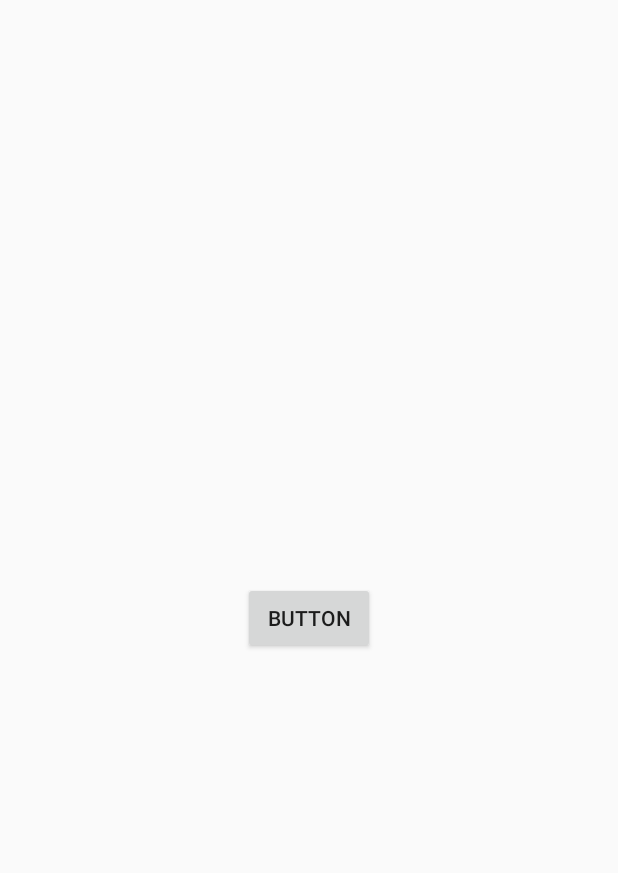
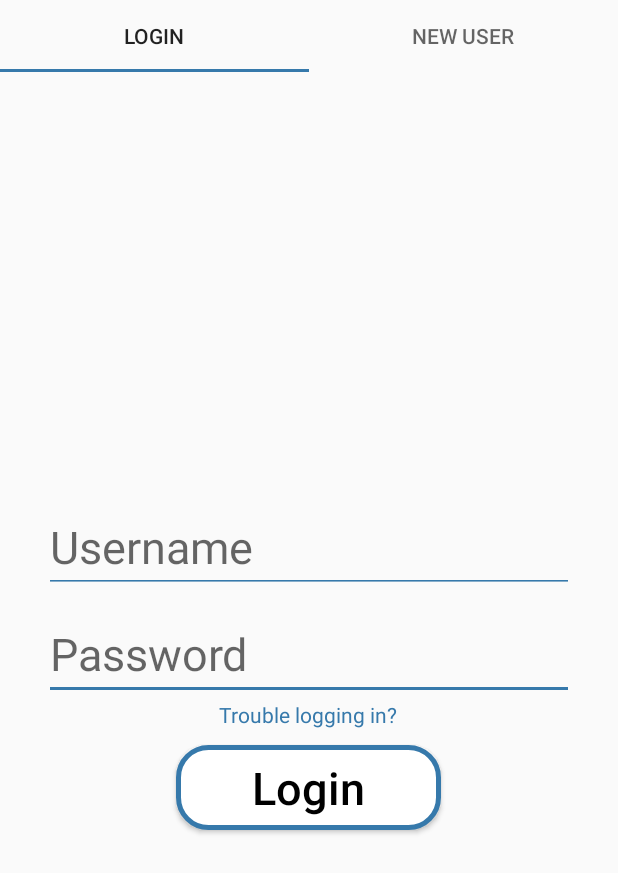
Before and after one commit to youngethan4/All-In-One, an Android app: the screen it shows after launch (AppActivity before the commit, LoginActivity after it), on a phone screen of 412 x 824 dp. Shown: the top 873 px of the screen. Run offline under Robolectric (Android 15) with nearby library versions, the phone set to English and light mode, and no system bars; our stand-ins replace Volley.

Commit message:
Sprint 6: Added UI for login and create account.

```diff
--- a/Frontend/app/build.gradle
+++ b/Frontend/app/build.gradle
@@ -27,4 +27,5 @@ dependencies {
     androidTestImplementation 'com.android.support.test:runner:1.0.2'
     androidTestImplementation 'com.android.support.test.espresso:espresso-core:3.0.2'
     implementation 'com.android.support:design:28.0.0'
+    implementation 'com.android.support:support-v4:28.0.0'
 }
--- a/Frontend/app/src/main/AndroidManifest.xml
+++ b/Frontend/app/src/main/AndroidManifest.xml
@@ -11,8 +11,7 @@
         android:roundIcon="@mipmap/ic_launcher_round"
         android:supportsRtl="true"
         android:theme="@style/AppTheme">
-        <activity android:name=".CreateAccountActivity"></activity>
-        <activity android:name=".LoginActivity" />
+        <activity android:name="com.example.ethanman04.Login.LoginActivity" />
         <activity android:name="com.example.ethanman04.memory.MemoryThemeActivity" />
         <activity
             android:name="com.example.ethanman04.memory.MemoryGridActivity"
--- /dev/null
+++ b/Frontend/app/src/main/java/com/example/ethanman04/Login/LoginActivity.java
@@ -0,0 +1,71 @@
+package com.example.ethanman04.Login;
+
+import android.content.Intent;
+import android.net.Uri;
+import android.support.design.widget.TabLayout;
+import android.support.v4.view.ViewPager;
+import android.support.v7.app.AppCompatActivity;
+import android.os.Bundle;
+import android.view.View;
+import android.widget.Button;
+import com.android.volley.Request;
+import com.android.volley.Response;
+import com.android.volley.VolleyError;
+import com.android.volley.toolbox.JsonObjectRequest;
+import com.example.ethanman04.allone.Endpoints;
+import com.example.ethanman04.allone.R;
+import com.example.ethanman04.allone.VolleyRequests;
+import com.example.ethanman04.memory.MemoryActivity;
+
+import org.json.JSONObject;
+
+public class LoginActivity extends AppCompatActivity implements LoginTabFragment.OnFragmentInteractionListener, NewUserFragment.OnFragmentInteractionListener {
+
+    @Override
+    protected void onCreate(Bundle savedInstanceState) {
+        super.onCreate(savedInstanceState);
+        setContentView(R.layout.activity_login);
+
+        setupTabs();
+
+    }
+
+    private void setupTabs() {
+        ViewPager viewPager = (ViewPager) findViewById(R.id.login_view_pager);
+        MyPagerAdapter myPagerAdapter = new MyPagerAdapter(getSupportFragmentManager());
+        viewPager.setAdapter(myPagerAdapter);
+        TabLayout tabLayout = (TabLayout) findViewById(R.id.login_tab_layout);
+        tabLayout.setupWithViewPager(viewPager);
+
+//        Button loginButton = findViewById(R.id.login_button);
+//        loginButton.setOnClickListener(new View.OnClickListener() {
+//            @Override
+//            public void onClick(View v) {
+//                Intent intent = new Intent(LoginActivity.this, MemoryActivity.class);
+//                startActivity(intent);
+//            }
+//        });
+    }
+
+    private void sendCreateAccountRequest(){
+        JSONObject jsonObject = new JSONObject();
+
+        JsonObjectRequest jsonObjectRequest = new JsonObjectRequest(Request.Method.POST, Endpoints.getInstance().getCreateUserEndpoint(), jsonObject, new Response.Listener<JSONObject>() {
+            @Override
+            public void onResponse(JSONObject response) {
+                //TODO: Create user response.
+            }
+        }, new Response.ErrorListener() {
+            @Override
+            public void onErrorResponse(VolleyError error) {
+
+            }
+        });
+
+        VolleyRequests.getInstance(this).addToRequestQueue(jsonObjectRequest);
+    }
+
+    @Override
+    public void onFragmentInteraction(Uri uri) {
+    }
+}
--- /dev/null
+++ b/Frontend/app/src/main/java/com/example/ethanman04/Login/LoginTabFragment.java
@@ -0,0 +1,110 @@
+package com.example.ethanman04.Login;
+
+import android.content.Context;
+import android.net.Uri;
+import android.os.Bundle;
+import android.support.v4.app.Fragment;
+import android.view.LayoutInflater;
+import android.view.View;
+import android.view.ViewGroup;
+
+import com.example.ethanman04.allone.R;
+
+
+/**
+ * A simple {@link Fragment} subclass.
+ * Activities that contain this fragment must implement the
+ * {@link LoginTabFragment.OnFragmentInteractionListener} interface
+ * to handle interaction events.
+ * Use the {@link LoginTabFragment#newInstance} factory method to
+ * create an instance of this fragment.
+ */
+public class LoginTabFragment extends Fragment {
+    // TODO: Rename parameter arguments, choose names that match
+    // the fragment initialization parameters, e.g. ARG_ITEM_NUMBER
+    private static final String ARG_PARAM1 = "param1";
+    private static final String ARG_PARAM2 = "param2";
+
+    // TODO: Rename and change types of parameters
+    private String mParam1;
+    private String mParam2;
+
+    private OnFragmentInteractionListener mListener;
+
+    public LoginTabFragment() {
+        // Required empty public constructor
+    }
+
+    /**
+     * Use this factory method to create a new instance of
+     * this fragment using the provided parameters.
+     *
+     * @param param1 Parameter 1.
+     * @param param2 Parameter 2.
+     * @return A new instance of fragment LoginTabFragment.
+     */
+    // TODO: Rename and change types and number of parameters
+    public static LoginTabFragment newInstance(String param1, String param2) {
+        LoginTabFragment fragment = new LoginTabFragment();
+        Bundle args = new Bundle();
+        args.putString(ARG_PARAM1, param1);
+        args.putString(ARG_PARAM2, param2);
+        fragment.setArguments(args);
+        return fragment;
+    }
+
+    @Override
+    public void onCreate(Bundle savedInstanceState) {
+        super.onCreate(savedInstanceState);
+        if (getArguments() != null) {
+            mParam1 = getArguments().getString(ARG_PARAM1);
+            mParam2 = getArguments().getString(ARG_PARAM2);
+        }
+    }
+
+    @Override
+    public View onCreateView(LayoutInflater inflater, ViewGroup container,
+                             Bundle savedInstanceState) {
+        // Inflate the layout for this fragment
+        return inflater.inflate(R.layout.fragment_login_tab, container, false);
+    }
+
+    // TODO: Rename method, update argument and hook method into UI event
+    public void onButtonPressed(Uri uri) {
+        if (mListener != null) {
+            mListener.onFragmentInteraction(uri);
+        }
+    }
+
+    @Override
+    public void onAttach(Context context) {
+        super.onAttach(context);
+        if (context instanceof OnFragmentInteractionListener) {
+            mListener = (OnFragmentInteractionListener) context;
+        } else {
+            throw new RuntimeException(context.toString()
+                    + " must implement OnFragmentInteractionListener");
+        }
+    }
+
+    @Override
+    public void onDetach() {
+        super.onDetach();
+        mListener = null;
+    }
+
+    /**
+     * This interface must be implemented by activities that contain this
+     * fragment to allow an interaction in this fragment to be communicated
+     * to the activity and potentially other fragments contained in that
+     * activity.
+     * <p>
+     * See the Android Training lesson <a href=
+     * "http://developer.android.com/training/basics/fragments/communicating.html"
+     * >Communicating with Other Fragments</a> for more information.
+     */
+    public interface OnFragmentInteractionListener {
+        // TODO: Update argument type and name
+        void onFragmentInteraction(Uri uri);
+    }
+}
--- /dev/null
+++ b/Frontend/app/src/main/java/com/example/ethanman04/Login/MyPagerAdapter.java
@@ -0,0 +1,29 @@
+package com.example.ethanman04.Login;
+
+import android.support.v4.app.Fragment;
+import android.support.v4.app.FragmentManager;
+import android.support.v4.app.FragmentStatePagerAdapter;
+
+public class MyPagerAdapter extends FragmentStatePagerAdapter {
+    public MyPagerAdapter(FragmentManager fm){
+        super(fm);
+    }
+    @Override    public Fragment getItem(int position) {
+        switch (position){
+            case 0: return new LoginTabFragment();
+            case 1: return new NewUserFragment();
+        }
+        return null;
+    }
+    @Override
+    public int getCount() {
+        return 2;
+    }
+    @Override    public CharSequence getPageTitle(int position) {
+        switch (position){
+            case 0: return "Login";
+            case 1: return "New User";
+            default: return null;
+        }
+    }
+}
--- /dev/null
+++ b/Frontend/app/src/main/java/com/example/ethanman04/Login/NewUserFragment.java
@@ -0,0 +1,110 @@
+package com.example.ethanman04.Login;
+
+import android.content.Context;
+import android.net.Uri;
+import android.os.Bundle;
+import android.support.v4.app.Fragment;
+import android.view.LayoutInflater;
+import android.view.View;
+import android.view.ViewGroup;
+
+import com.example.ethanman04.allone.R;
+
+
+/**
+ * A simple {@link Fragment} subclass.
+ * Activities that contain this fragment must implement the
+ * {@link NewUserFragment.OnFragmentInteractionListener} interface
+ * to handle interaction events.
+ * Use the {@link NewUserFragment#newInstance} factory method to
+ * create an instance of this fragment.
+ */
+public class NewUserFragment extends Fragment {
+    // TODO: Rename parameter arguments, choose names that match
+    // the fragment initialization parameters, e.g. ARG_ITEM_NUMBER
+    private static final String ARG_PARAM1 = "param1";
+    private static final String ARG_PARAM2 = "param2";
+
+    // TODO: Rename and change types of parameters
+    private String mParam1;
+    private String mParam2;
+
+    private OnFragmentInteractionListener mListener;
+
+    public NewUserFragment() {
+        // Required empty public constructor
+    }
+
+    /**
+     * Use this factory method to create a new instance of
+     * this fragment using the provided parameters.
+     *
+     * @param param1 Parameter 1.
+     * @param param2 Parameter 2.
+     * @return A new instance of fragment NewUserFragment.
+     */
+    // TODO: Rename and change types and number of parameters
+    public static NewUserFragment newInstance(String param1, String param2) {
+        NewUserFragment fragment = new NewUserFragment();
+        Bundle args = new Bundle();
+        args.putString(ARG_PARAM1, param1);
+        args.putString(ARG_PARAM2, param2);
+        fragment.setArguments(args);
+        return fragment;
+    }
+
+    @Override
+    public void onCreate(Bundle savedInstanceState) {
+        super.onCreate(savedInstanceState);
+        if (getArguments() != null) {
+            mParam1 = getArguments().getString(ARG_PARAM1);
+            mParam2 = getArguments().getString(ARG_PARAM2);
+        }
+    }
+
+    @Override
+    public View onCreateView(LayoutInflater inflater, ViewGroup container,
+                             Bundle savedInstanceState) {
+        // Inflate the layout for this fragment
+        return inflater.inflate(R.layout.fragment_new_user, container, false);
+    }
+
+    // TODO: Rename method, update argument and hook method into UI event
+    public void onButtonPressed(Uri uri) {
+        if (mListener != null) {
+            mListener.onFragmentInteraction(uri);
+        }
+    }
+
+    @Override
+    public void onAttach(Context context) {
+        super.onAttach(context);
+        if (context instanceof OnFragmentInteractionListener) {
+            mListener = (OnFragmentInteractionListener) context;
+        } else {
+            throw new RuntimeException(context.toString()
+                    + " must implement OnFragmentInteractionListener");
+        }
+    }
+
+    @Override
+    public void onDetach() {
+        super.onDetach();
+        mListener = null;
+    }
+
+    /**
+     * This interface must be implemented by activities that contain this
+     * fragment to allow an interaction in this fragment to be communicated
+     * to the activity and potentially other fragments contained in that
+     * activity.
+     * <p>
+     * See the Android Training lesson <a href=
+     * "http://developer.android.com/training/basics/fragments/communicating.html"
+     * >Communicating with Other Fragments</a> for more information.
+     */
+    public interface OnFragmentInteractionListener {
+        // TODO: Update argument type and name
+        void onFragmentInteraction(Uri uri);
+    }
+}
--- a/Frontend/app/src/main/java/com/example/ethanman04/allone/MainActivity.java
+++ b/Frontend/app/src/main/java/com/example/ethanman04/allone/MainActivity.java
@@ -3,6 +3,8 @@ package com.example.ethanman04.allone;
 import android.content.Intent;
 import android.support.v7.app.AppCompatActivity;
 import android.os.Bundle;
+
+import com.example.ethanman04.Login.LoginActivity;
 
 public class MainActivity extends AppCompatActivity {
 
@@ -11,7 +13,7 @@ public class MainActivity extends AppCompatActivity {
         super.onCreate(savedInstanceState);
         setContentView(R.layout.activity_main);
 
-        Intent intent = new Intent(MainActivity.this, AppActivity.class);
+        Intent intent = new Intent(MainActivity.this, LoginActivity.class);
         startActivity(intent);
     }
 
--- a/Frontend/app/src/main/res/layout/activity_login.xml
+++ b/Frontend/app/src/main/res/layout/activity_login.xml
@@ -5,23 +5,20 @@
     xmlns:tools="http://schemas.android.com/tools"
     android:layout_width="match_parent"
     android:layout_height="match_parent"
-    tools:context=".LoginActivity">
+    tools:context="com.example.ethanman04.Login.LoginActivity">
 
-    <android.support.design.widget.TabLayout
+    <android.support.v4.view.ViewPager
+        android:id="@+id/login_view_pager"
         android:layout_width="match_parent"
-        android:layout_height="wrap_content"
-        tools:layout_editor_absoluteX="8dp"
-        tools:layout_editor_absoluteY="2dp">
+        android:layout_height="match_parent" >
 
-        <android.support.design.widget.TabItem
-            android:layout_width="wrap_content"
+        <android.support.design.widget.TabLayout
+            android:id="@+id/login_tab_layout"
+            android:layout_width="match_parent"
             android:layout_height="wrap_content"
-            android:text="Login" />
+            tools:layout_editor_absoluteX="8dp"
+            tools:layout_editor_absoluteY="2dp">
 
-        <android.support.design.widget.TabItem
-            android:layout_width="wrap_content"
-            android:layout_height="wrap_content"
-            android:text="New User" />
-
-    </android.support.design.widget.TabLayout>
+        </android.support.design.widget.TabLayout>
+    </android.support.v4.view.ViewPager>
 </RelativeLayout>
--- /dev/null
+++ b/Frontend/app/src/main/res/layout/fragment_login_tab.xml
@@ -0,0 +1,60 @@
+<?xml version="1.0" encoding="utf-8"?>
+<FrameLayout xmlns:android="http://schemas.android.com/apk/res/android"
+    xmlns:tools="http://schemas.android.com/tools"
+    android:layout_width="match_parent"
+    android:layout_height="match_parent"
+    tools:context="com.example.ethanman04.Login.LoginTabFragment">
+
+    <RelativeLayout
+        android:layout_width="match_parent"
+        android:layout_height="match_parent">
+
+        <Button
+            android:id="@+id/login_button"
+            android:layout_width="wrap_content"
+            android:layout_height="wrap_content"
+            android:layout_centerHorizontal="true"
+            android:layout_below="@+id/login_password"
+            android:layout_marginTop="30dp"
+            android:text="Login"
+            android:ems="5"
+            android:textSize="30sp"
+            android:textAllCaps="false"
+            android:textColor="@color/black"
+            android:background="@drawable/memory_boarder_blue"/>
+
+        <EditText
+            android:id="@+id/login_password"
+            android:layout_width="wrap_content"
+            android:layout_height="wrap_content"
+            android:layout_centerHorizontal="true"
+            android:layout_centerVertical="true"
+            android:ems="10"
+            android:textSize="30sp"
+            android:hint="Password"
+            android:inputType="textPassword"
+            android:backgroundTint="@color/blue"/>
+
+        <EditText
+            android:id="@+id/login_username"
+            android:layout_width="wrap_content"
+            android:layout_height="wrap_content"
+            android:layout_centerHorizontal="true"
+            android:layout_marginBottom="10dp"
+            android:textSize="30sp"
+            android:ems="10"
+            android:layout_above="@+id/login_password"
+            android:hint="Username"
+            android:inputType="textPersonName"
+            android:backgroundTint="@color/blue"/>
+
+        <TextView
+            android:id="@+id/login_trouble"
+            android:layout_width="wrap_content"
+            android:layout_height="wrap_content"
+            android:text="Trouble logging in?"
+            android:textColor="@color/blue"
+            android:layout_centerHorizontal="true"
+            android:layout_below="@+id/login_password"/>
+    </RelativeLayout>
+</FrameLayout>
--- a/Frontend/app/src/main/res/values/strings.xml
+++ b/Frontend/app/src/main/res/values/strings.xml
@@ -1,3 +1,6 @@
 <resources>
     <string name="app_name">AllOne</string>
+
+    <!-- TODO: Remove or change this placeholder text -->
+    <string name="hello_blank_fragment">Hello blank fragment</string>
 </resources>
--- a/Frontend/app/src/main/res/values/styles.xml
+++ b/Frontend/app/src/main/res/values/styles.xml
@@ -5,7 +5,7 @@
         <!-- Customize your theme here. -->
         <item name="colorPrimary">@color/colorPrimary</item>
         <item name="colorPrimaryDark">@color/colorPrimaryDark</item>
-        <item name="colorAccent">@color/colorAccent</item>
+        <item name="colorAccent">@color/blue</item>
     </style>
 
     <style name="TealTheme" parent="Theme.AppCompat.Light.NoActionBar">
```
Also changed, not shown: Frontend/app/src/main/java/com/example/ethanman04/allone/CreateAccountActivity.java (deleted, +0 -13 lines), Frontend/app/src/main/java/com/example/ethanman04/allone/LoginActivity.java (deleted, +0 -38 lines), Frontend/app/src/main/res/layout/activity_create_account.xml (deleted, +0 -9 lines), Frontend/app/src/main/res/layout/fragment_new_user.xml (added, +113 -0 lines), 1 other file.
